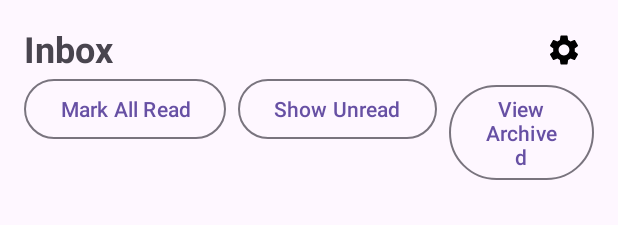
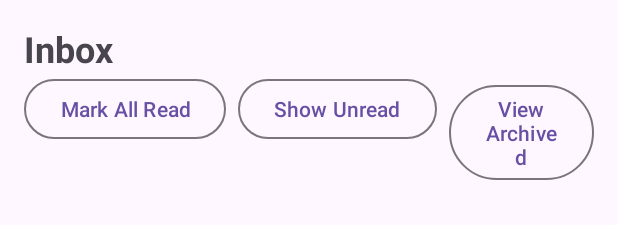
Before and after one commit to CMPUT301F25quartz/quartz-events, an Android app: the layout fragment_inbox.xml on its own in the app's theme, with its tools: preview values and no code run, on a phone screen of 412 x 824 dp. Shown: the top 225 px of the screen. Run offline under Robolectric (Android 15) with nearby library versions, the phone set to English and light mode, and no system bars.

Commit message:
Revert "toggle"

```diff
--- a/code/app/src/main/res/drawable/ic_settings.xml
+++ /dev/null
@@ -1,5 +0,0 @@
-<vector xmlns:android="http://schemas.android.com/apk/res/android" android:height="24dp" android:tint="#000000" android:viewportHeight="24" android:viewportWidth="24" android:width="24dp">
-
-    <path android:fillColor="@android:color/white" android:pathData="M19.14,12.94c0.04,-0.3 0.06,-0.61 0.06,-0.94c0,-0.32 -0.02,-0.64 -0.07,-0.94l2.03,-1.58c0.18,-0.14 0.23,-0.41 0.12,-0.61l-1.92,-3.32c-0.12,-0.22 -0.37,-0.29 -0.59,-0.22l-2.39,0.96c-0.5,-0.38 -1.03,-0.7 -1.62,-0.94L14.4,2.81c-0.04,-0.24 -0.24,-0.41 -0.48,-0.41h-3.84c-0.24,0 -0.43,0.17 -0.47,0.41L9.25,5.35C8.66,5.59 8.12,5.92 7.63,6.29L5.24,5.33c-0.22,-0.08 -0.47,0 -0.59,0.22L2.74,8.87C2.62,9.08 2.66,9.34 2.86,9.48l2.03,1.58C4.84,11.36 4.8,11.69 4.8,12s0.02,0.64 0.07,0.94l-2.03,1.58c-0.18,0.14 -0.23,0.41 -0.12,0.61l1.92,3.32c0.12,0.22 0.37,0.29 0.59,0.22l2.39,-0.96c0.5,0.38 1.03,0.7 1.62,0.94l0.36,2.54c0.05,0.24 0.24,0.41 0.48,0.41h3.84c0.24,0 0.44,-0.17 0.47,-0.41l0.36,-2.54c0.59,-0.24 1.13,-0.56 1.62,-0.94l2.39,0.96c0.22,0.08 0.47,0 0.59,-0.22l1.92,-3.32c0.12,-0.22 0.07,-0.47 -0.12,-0.61L19.14,12.94zM12,15.6c-1.98,0 -3.6,-1.62 -3.6,-3.6s1.62,-3.6 3.6,-3.6s3.6,1.62 3.6,3.6S13.98,15.6 12,15.6z"/>
-
-</vector>
--- a/code/app/src/main/res/layout/fragment_inbox.xml
+++ b/code/app/src/main/res/layout/fragment_inbox.xml
@@ -2,11 +2,9 @@
 <androidx.constraintlayout.widget.ConstraintLayout
     xmlns:android="http://schemas.android.com/apk/res/android"
     xmlns:app="http://schemas.android.com/apk/res-auto"
-    xmlns:tools="http://schemas.android.com/tools"
     android:layout_width="match_parent"
     android:layout_height="match_parent"
-    android:padding="16dp"
-    tools:context=".ui.inbox.InboxFragment">
+    android:padding="16dp">
 
     <!-- Title -->
     <TextView
@@ -19,20 +17,6 @@
         android:layout_marginBottom="12dp"
         app:layout_constraintTop_toTopOf="parent"
         app:layout_constraintStart_toStartOf="parent" />
-
-    <!-- ⚙️ Settings Icon -->
-    <ImageButton
-        android:id="@+id/btnSettings"
-        android:layout_width="wrap_content"
-        android:layout_height="wrap_content"
-        android:background="?attr/selectableItemBackgroundBorderless"
-        android:contentDescription="@string/settings"
-        android:padding="8dp"
-        app:tint="@color/black"
-        android:src="@drawable/ic_settings"
-        app:layout_constraintTop_toTopOf="@id/textInboxTitle"
-        app:layout_constraintBottom_toBottomOf="@id/textInboxTitle"
-        app:layout_constraintEnd_toEndOf="parent" />
 
     <!-- Filter + Archive Buttons -->
     <LinearLayout
@@ -57,15 +41,15 @@
             android:layout_height="wrap_content"
             android:text="@string/show_unread"
             style="?attr/materialButtonOutlinedStyle"
-            android:layout_marginStart="8dp" />
+            android:layout_marginStart="8dp"/>
 
         <com.google.android.material.button.MaterialButton
             android:id="@+id/btnViewArchived"
             android:layout_width="wrap_content"
             android:layout_height="wrap_content"
-            android:text="@string/view_archived"
+            android:text="View Archived"
             style="?attr/materialButtonOutlinedStyle"
-            android:layout_marginStart="8dp" />
+            android:layout_marginStart="8dp"/>
     </LinearLayout>
 
     <!-- Notification List -->
--- a/code/app/src/main/res/layout/fragment_notification_preferences.xml
+++ /dev/null
@@ -1,6 +0,0 @@
-<?xml version="1.0" encoding="utf-8"?>
-<androidx.constraintlayout.widget.ConstraintLayout xmlns:android="http://schemas.android.com/apk/res/android"
-    android:layout_width="match_parent"
-    android:layout_height="match_parent">
-
-</androidx.constraintlayout.widget.ConstraintLayout>
--- a/code/app/src/main/res/values/strings.xml
+++ b/code/app/src/main/res/values/strings.xml
@@ -60,8 +60,7 @@
     <string name="search_users">Search users...</string>
 
 
-    <!-- new features -->
-
+    //new features
 
     <string name="notif_selected">You have been selected for the music event!</string>
     <string name="notif_not_selected">You were not selected for the music event</string>
@@ -80,7 +79,5 @@
     <string name="view_archived">View Archived</string>
     <string name="show_inbox">Show Inbox</string>
     <string name="dismiss">Dismiss</string>
-    <string name="settings">Settings</string>
-
 
 </resources>
```
Also changed, not shown: code/app/src/main/java/com/example/ajilore/code/ui/inbox/InboxFragment.java (+3 -127 lines), code/app/src/main/java/com/example/ajilore/code/ui/inbox/NotificationAdapter.java (+0 -54 lines), code/app/src/main/java/com/example/ajilore/code/ui/inbox/NotificationModel.java (+0 -8 lines), code/app/src/main/java/com/example/ajilore/code/ui/settings/SettingsFragment.java (deleted, +0 -70 lines), code/app/src/main/java/com/example/ajilore/code/utils/SendNotificationHelper.java (+11 -45 lines), code/app/src/main/res/layout/fragment_settings.xml (deleted, +0 -30 lines).
